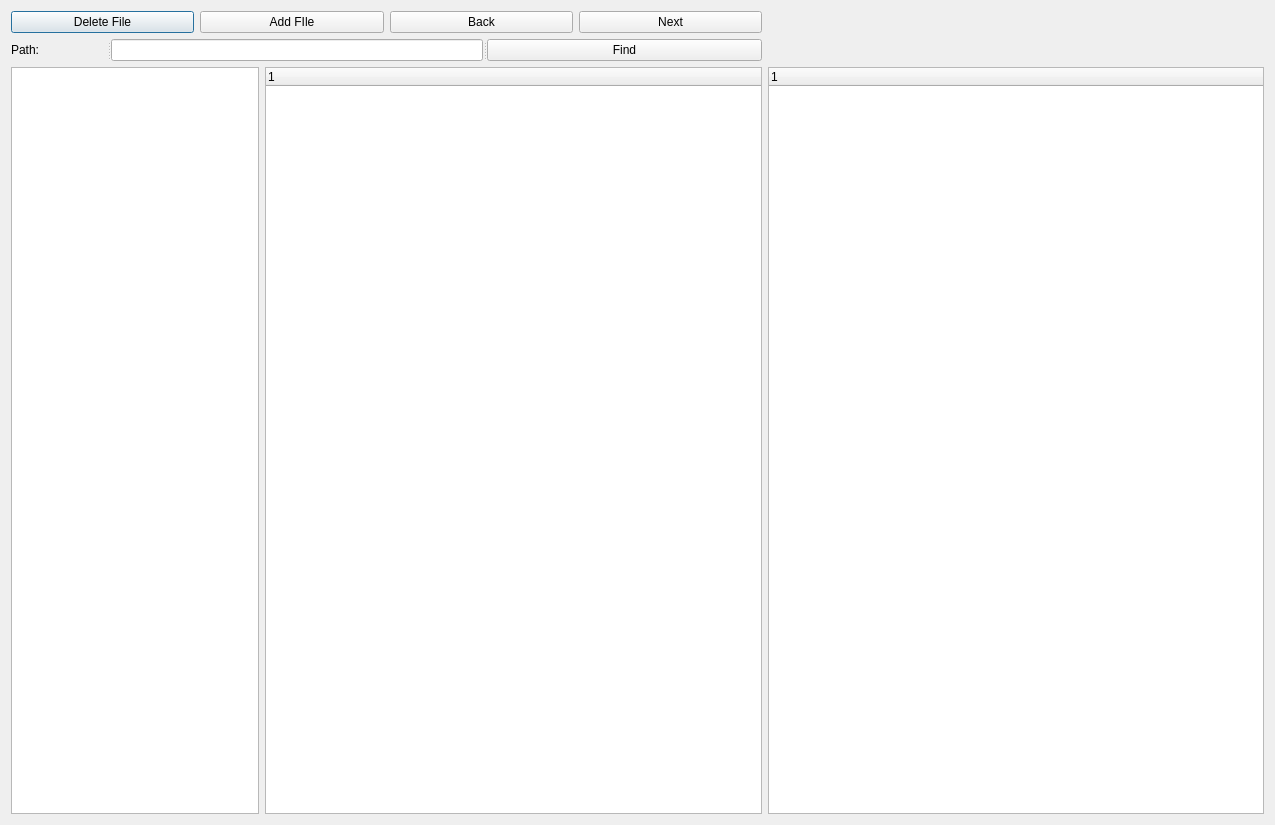
Old version of the form TotalCommander/Display.ui in the repository dmn223/TotalCommander.
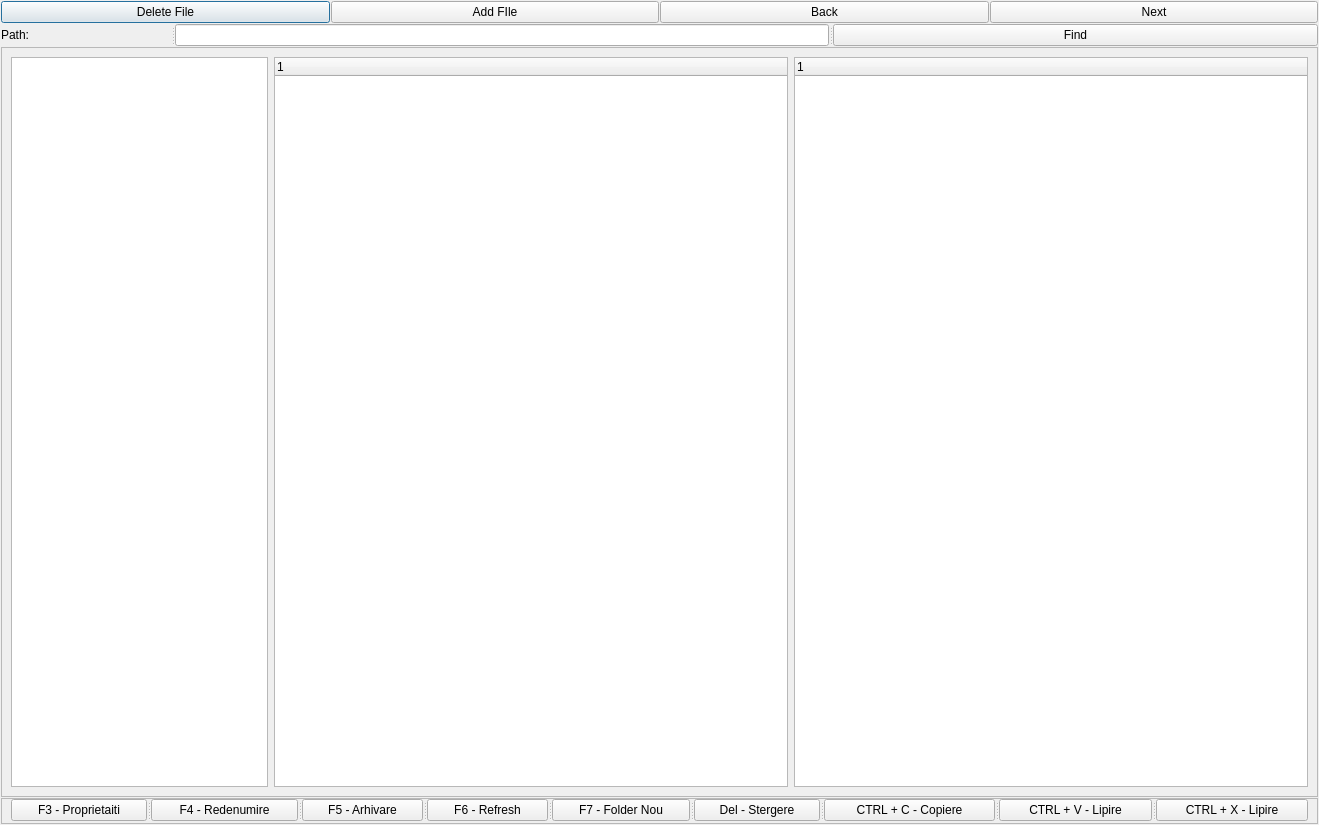
New version of the form.

Diff of the .ui file:
```diff
--- a/TotalCommander/Display.ui
+++ b/TotalCommander/Display.ui
@@ -6,15 +6,30 @@
    <rect>
     <x>0</x>
     <y>0</y>
-    <width>1275</width>
+    <width>1319</width>
     <height>825</height>
    </rect>
   </property>
   <property name="windowTitle">
    <string>Dialog</string>
   </property>
-  <layout class="QGridLayout" name="gridLayout" columnstretch="1,2,2">
-   <item row="0" column="0" colspan="2">
+  <layout class="QVBoxLayout" name="verticalLayout">
+   <property name="spacing">
+    <number>1</number>
+   </property>
+   <property name="leftMargin">
+    <number>1</number>
+   </property>
+   <property name="topMargin">
+    <number>1</number>
+   </property>
+   <property name="rightMargin">
+    <number>1</number>
+   </property>
+   <property name="bottomMargin">
+    <number>1</number>
+   </property>
+   <item>
     <layout class="QHBoxLayout" name="horizontalLayout">
      <item>
       <widget class="QPushButton" name="DelButton">
@@ -46,7 +61,7 @@
      </item>
     </layout>
    </item>
-   <item row="1" column="0" colspan="2">
+   <item>
     <widget class="QSplitter" name="splitter">
      <property name="orientation">
       <enum>Qt::Horizontal</enum>
@@ -64,28 +79,113 @@
      </widget>
     </widget>
    </item>
-   <item row="2" column="2">
-    <widget class="QTreeWidget" name="LeftTree">
-     <property name="lineWidth">
-      <number>4</number>
+   <item>
+    <widget class="QFrame" name="frame_2">
+     <property name="frameShape">
+      <enum>QFrame::StyledPanel</enum>
      </property>
-     <column>
-      <property name="text">
-       <string notr="true">1</string>
-      </property>
-     </column>
+     <property name="frameShadow">
+      <enum>QFrame::Raised</enum>
+     </property>
+     <layout class="QHBoxLayout" name="horizontalLayout_3" stretch="1,2,2">
+      <item>
+       <widget class="QTreeView" name="PanelTree"/>
+      </item>
+      <item>
+       <widget class="QTreeWidget" name="LeftTree">
+        <column>
+         <property name="text">
+          <string notr="true">1</string>
+         </property>
+        </column>
+       </widget>
+      </item>
+      <item>
+       <widget class="QTreeWidget" name="RightTree">
+        <property name="lineWidth">
+         <number>4</number>
+        </property>
+        <column>
+         <property name="text">
+          <string notr="true">1</string>
+         </property>
+        </column>
+       </widget>
+      </item>
+     </layout>
     </widget>
    </item>
-   <item row="2" column="0">
-    <widget class="QTreeView" name="PanelTree"/>
-   </item>
-   <item row="2" column="1">
-    <widget class="QTreeWidget" name="RightTree">
-     <column>
-      <property name="text">
-       <string notr="true">1</string>
+   <item>
+    <widget class="QFrame" name="frame">
+     <property name="frameShape">
+      <enum>QFrame::StyledPanel</enum>
+     </property>
+     <property name="frameShadow">
+      <enum>QFrame::Raised</enum>
+     </property>
+     <layout class="QVBoxLayout" name="verticalLayout_2">
+      <property name="spacing">
+       <number>2</number>
       </property>
-     </column>
+      <property name="topMargin">
+       <number>0</number>
+      </property>
+      <property name="bottomMargin">
+       <number>2</number>
+      </property>
+      <item>
+       <widget class="QSplitter" name="splitter_2">
+        <property name="orientation">
+         <enum>Qt::Horizontal</enum>
+        </property>
+        <widget class="QPushButton" name="pushButton">
+         <property name="text">
+          <string>F3 - Proprietaiti</string>
+         </property>
+        </widget>
+        <widget class="QPushButton" name="pushButton_2">
+         <property name="text">
+          <string>F4 - Redenumire</string>
+         </property>
+        </widget>
+        <widget class="QPushButton" name="pushButton_3">
+         <property name="text">
+          <string>F5 - Arhivare</string>
+         </property>
+        </widget>
+        <widget class="QPushButton" name="pushButton_4">
+         <property name="text">
+          <string>F6 - Refresh</string>
+         </property>
+        </widget>
+        <widget class="QPushButton" name="pushButton_5">
+         <property name="text">
+          <string>F7 - Folder Nou</string>
+         </property>
+        </widget>
+        <widget class="QPushButton" name="pushButton_6">
+         <property name="text">
+          <string>Del - Stergere</string>
+         </property>
+        </widget>
+        <widget class="QPushButton" name="pushButton_7">
+         <property name="text">
+          <string>CTRL + C - Copiere</string>
+         </property>
+        </widget>
+        <widget class="QPushButton" name="pushButton_8">
+         <property name="text">
+          <string>CTRL + V - Lipire</string>
+         </property>
+        </widget>
+        <widget class="QPushButton" name="pushButton_9">
+         <property name="text">
+          <string>CTRL + X - Lipire</string>
+         </property>
+        </widget>
+       </widget>
+      </item>
+     </layout>
     </widget>
    </item>
   </layout>
```
